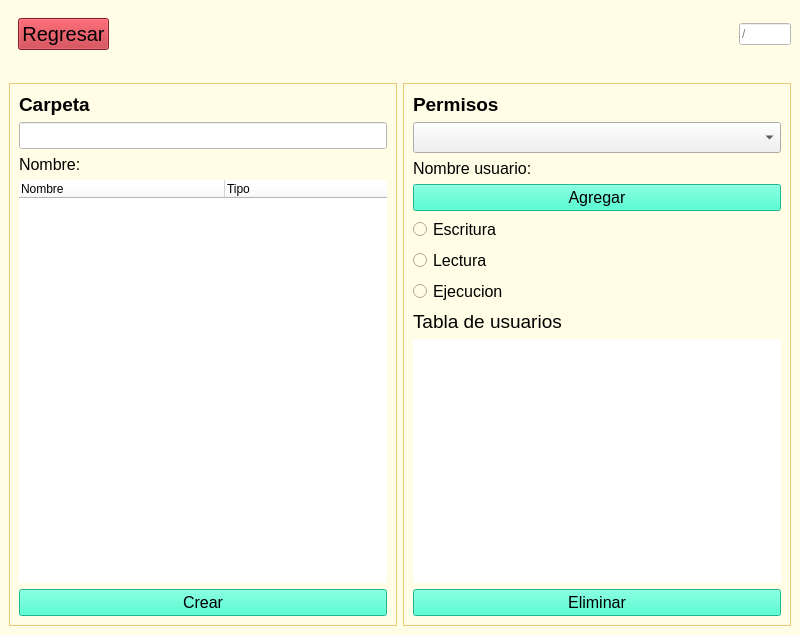
Qt form Proyecto 3/vista/crear.ui (enajera123/Proyectos-So) before a commit.
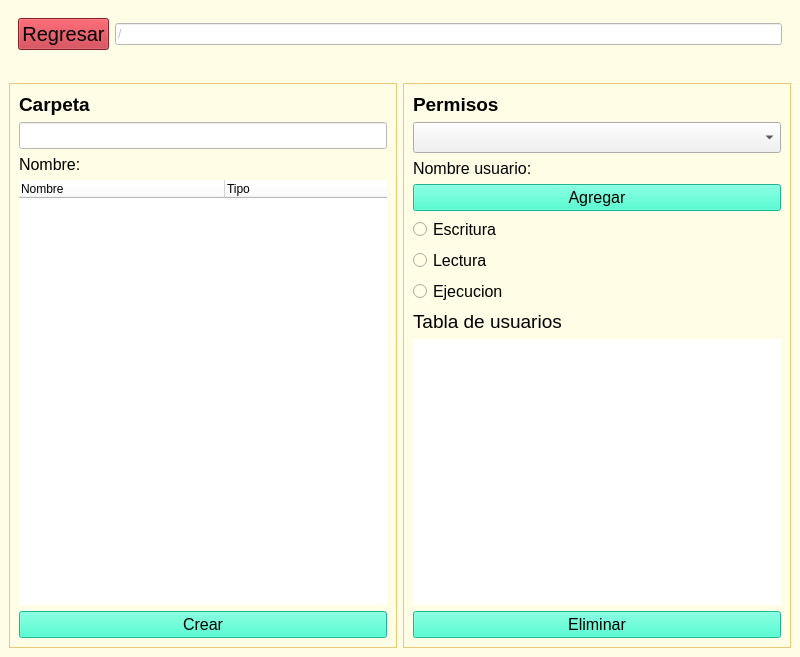
The same form after that commit. Icons and pictures are not drawn.

```diff
--- a/Proyecto 3/vista/crear.ui
+++ b/Proyecto 3/vista/crear.ui
@@ -7,7 +7,7 @@
     <x>0</x>
     <y>0</y>
     <width>800</width>
-    <height>635</height>
+    <height>657</height>
    </rect>
   </property>
   <property name="windowTitle">
@@ -116,34 +116,22 @@
               </widget>
              </item>
              <item>
-              <spacer name="horizontalSpacer">
-               <property name="orientation">
-                <enum>Qt::Horizontal</enum>
+              <widget class="QLineEdit" name="txtRuta">
+               <property name="styleSheet">
+                <string notr="true">background-color:white;
+color:gray;</string>
                </property>
-               <property name="sizeHint" stdset="0">
-                <size>
-                 <width>672</width>
-                 <height>20</height>
-                </size>
+               <property name="text">
+                <string/>
                </property>
-              </spacer>
+               <property name="placeholderText">
+                <string>/</string>
+               </property>
+              </widget>
              </item>
             </layout>
            </widget>
           </item>
-          <item>
-           <widget class="QLineEdit" name="txtRuta">
-            <property name="styleSheet">
-             <string notr="true">background-color:white;</string>
-            </property>
-            <property name="readOnly">
-             <bool>true</bool>
-            </property>
-            <property name="placeholderText">
-             <string>/</string>
-            </property>
-           </widget>
-          </item>
          </layout>
         </widget>
        </item>
```
